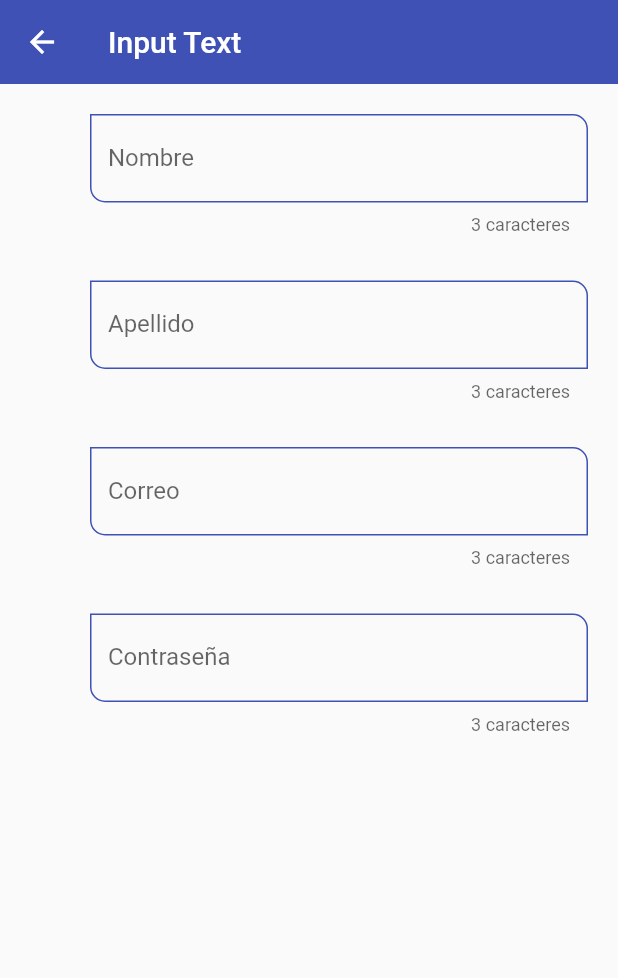
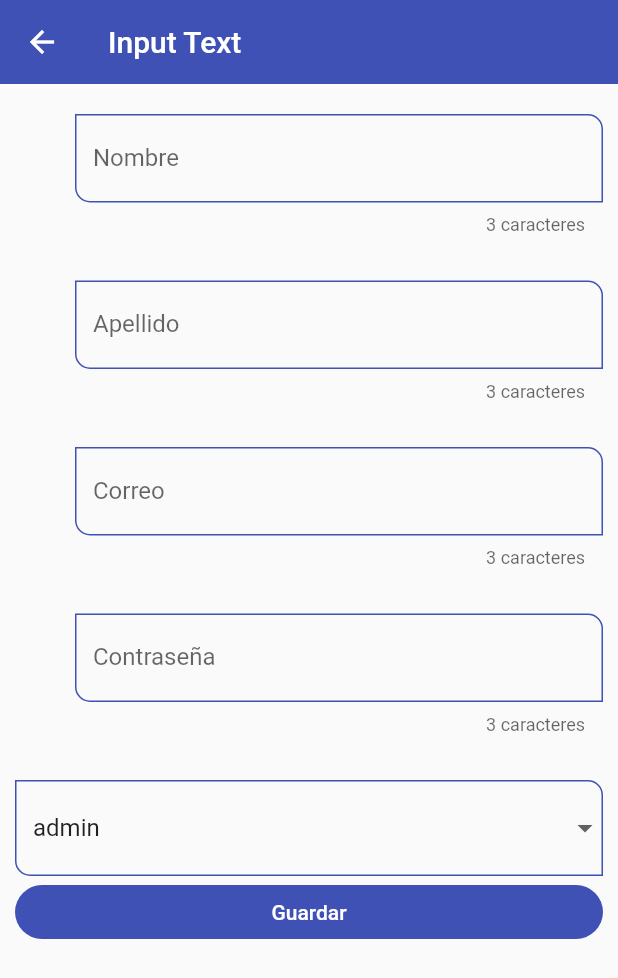
Before and after one commit to glijito/ibm_proyecto, a Flutter app: the InputScreen screen opened by its route, on a phone screen of 412 x 824 dp. Shown: the top 978 px of the screen. Run offline on Flutter 3.47's test engine with Material 2 defaults, Android fonts, the phone set to English and light mode, and no system bars; missing offline and left inert: dart:ffi.

Commit message:
7 commit Terminacion del proyecto

```diff
--- a/lib/Widgets/customInputWidget.dart
+++ b/lib/Widgets/customInputWidget.dart
@@ -12,6 +12,8 @@ class CustomInputField extends StatelessWidget {
   final IconData? suffixIcon;
   final TextInputType? keyboardType;
   final bool isPassword;
+  final Map<String, String> formValues;
+  final String form_propertie;
 
   const CustomInputField({
     Key? key,
@@ -22,6 +24,8 @@ class CustomInputField extends StatelessWidget {
     this.suffixIcon,
     this.keyboardType,
     this.isPassword=false,
+    required this.formValues,
+    required this.form_propertie,
   }) : super(key: key);
 
   @override
@@ -30,10 +34,8 @@ class CustomInputField extends StatelessWidget {
       autofocus: false,
       obscureText: isPassword,
       textCapitalization: TextCapitalization.words,
-      keyboardType: TextInputType.numberWithOptions(),
-      onChanged: (value) {
-        print(value);
-      },
+      keyboardType: keyboardType,
+      onChanged: (value)=> formValues[form_propertie]=value,
       validator: (data){
         if (data == null)
           return "este campo es requerido";
--- a/lib/router/app_route.dart
+++ b/lib/router/app_route.dart
@@ -3,34 +3,69 @@ import 'package:ibm_proyecto/models/menu_options.dart';
 import '../screens/screens.dart';
 
 class AppRoutes {
-
   static const initialRoute = 'home';
 
   static final menuOptions = <MenuOptions>[
-    MenuOptions(route: 'home', name: 'Home', screen: HomeScreen(),  icon: Icons.home),
-    MenuOptions(route: 'listview1', name: 'Listview Tipo 1', screen: Listview1Screen(),  icon: Icons.list),
-    MenuOptions(route: 'listview2', name: 'Listview Tipo 2', screen: Listview2Screen(),  icon: Icons.list_alt),
-    MenuOptions(route: 'alert_screen', name: 'Alerts', screen: AlertScreen(),  icon: Icons.add_alert),
-    MenuOptions(route: 'card_screen', name: 'Tarjetas', screen: CardScreen(),  icon: Icons.card_giftcard),
-    MenuOptions(route: 'avatar', name: 'Icon Avatar', screen: AvatarScreen(),  icon: Icons.account_circle_rounded),
-    MenuOptions(route: 'animated', name: 'Animated container', screen: AnimatedScreen(),  icon: Icons.play_arrow_outlined),
-    MenuOptions(route: 'input', name: 'InputScreen', screen: InputScreen(),  icon: Icons.input_rounded),
+    MenuOptions(
+        route: 'home', name: 'Home', screen: HomeScreen(), icon: Icons.home),
+    MenuOptions(
+        route: 'listview1',
+        name: 'Listview Tipo 1',
+        screen: Listview1Screen(),
+        icon: Icons.list),
+    MenuOptions(
+        route: 'listview2',
+        name: 'Listview Tipo 2',
+        screen: Listview2Screen(),
+        icon: Icons.list_alt),
+    MenuOptions(
+        route: 'alert_screen',
+        name: 'Alerts',
+        screen: AlertScreen(),
+        icon: Icons.add_alert),
+    MenuOptions(
+        route: 'card_screen',
+        name: 'Tarjetas',
+        screen: CardScreen(),
+        icon: Icons.card_giftcard),
+    MenuOptions(
+        route: 'avatar',
+        name: 'Icon Avatar',
+        screen: AvatarScreen(),
+        icon: Icons.account_circle_rounded),
+    MenuOptions(
+        route: 'animated',
+        name: 'Animated container',
+        screen: AnimatedScreen(),
+        icon: Icons.play_arrow_outlined),
+    MenuOptions(
+        route: 'input',
+        name: 'InputScreen',
+        screen: InputScreen(),
+        icon: Icons.input_rounded),
+    MenuOptions(
+        route: 'slider',
+        name: 'Slider and checks',
+        screen: SliderScreen(),
+        icon: Icons.slideshow_sharp),
+    MenuOptions(
+        route: 'ifinite-scrolll',
+        name: 'infinite Scroll view  & pull and refresh',
+        screen: ListViewBuilderSreen(),
+        icon: Icons.build_circle_outlined),
   ];
 
-  static Map<String, Widget Function(BuildContext)> getMenuRoutes(){
-
-    Map<String, Widget Function(BuildContext)> appRoutes ={};
+  static Map<String, Widget Function(BuildContext)> getMenuRoutes() {
+    Map<String, Widget Function(BuildContext)> appRoutes = {};
 
     for (var element in menuOptions) {
-      appRoutes.addAll({element.route: (BuildContext context) => element.screen});
+      appRoutes
+          .addAll({element.route: (BuildContext context) => element.screen});
     }
     return appRoutes;
   }
 
-  static Route<dynamic> onGenerateRoute(RouteSettings settings){
-    return MaterialPageRoute(
-        builder: (context)=> const AlertScreen()
-    );
+  static Route<dynamic> onGenerateRoute(RouteSettings settings) {
+    return MaterialPageRoute(builder: (context) => const AlertScreen());
   }
-
 }
--- a/lib/screens/input_screen.dart
+++ b/lib/screens/input_screen.dart
@@ -6,27 +6,97 @@ class InputScreen extends StatelessWidget {
 
   @override
   Widget build(BuildContext context) {
-    return  Scaffold(
+    final Map<String, String> formValues = {
+      'first_name': '',
+      'last_name': '',
+      'email_user': '',
+      'password_user': '',
+      'role': ''
+    };
+
+    final GlobalKey<FormState> myFormKey = GlobalKey<FormState>();
+
+    return Scaffold(
         appBar: AppBar(
           title: Text("Input Text"),
         ),
-      body:  SingleChildScrollView(
-        child:  Padding(
-          padding:  EdgeInsets.symmetric( horizontal: 20, vertical: 20),
+        body: SingleChildScrollView(
+          child: Padding(
+            padding: EdgeInsets.symmetric(horizontal: 10, vertical: 20),
+            child: Form(
+              key: myFormKey,
               child: Column(
                 children: [
-              CustomInputField(labeltText: 'Nombre', hintText: 'Nombre de usuario',keyboardType: TextInputType.text),
-              SizedBox(height: 30),
-              CustomInputField(labeltText: 'Apellido', hintText: 'Apellido del usuario',keyboardType: TextInputType.text,),
-              SizedBox(height: 30),
-              CustomInputField(labeltText: 'Correo',hintText: 'Correo del usuario',keyboardType: TextInputType.emailAddress,),
-              SizedBox(height: 30),
-              CustomInputField(labeltText: 'Contraseña',hintText: 'Contraseña del usuario',keyboardType: TextInputType.text, isPassword: true,),
-              SizedBox(height: 30),
+                  CustomInputField(
+                      labeltText: 'Nombre',
+                      hintText: 'Nombre de usuario',
+                      keyboardType: TextInputType.text,
+                      formValues: formValues,
+                      form_propertie: 'first_name'),
+                  const SizedBox(height: 30),
+                  CustomInputField(
+                      labeltText: 'Apellido',
+                      hintText: 'Apellido del usuario',
+                      keyboardType: TextInputType.text,
+                      formValues: formValues,
+                      form_propertie: 'last_name'),
+                  const SizedBox(height: 30),
+                  CustomInputField(
+                      labeltText: 'Correo',
+                      hintText: 'Correo del usuario',
+                      keyboardType: TextInputType.emailAddress,
+                      formValues: formValues,
+                      form_propertie: 'email_user'),
+                  const SizedBox(height: 30),
+                  CustomInputField(
+                      labeltText: 'Contraseña',
+                      hintText: 'Contraseña del usuario',
+                      keyboardType: TextInputType.text,
+                      isPassword: true,
+                      formValues: formValues,
+                      form_propertie: 'password_user'),
+                  const SizedBox(height: 30),
+                  DropdownButtonFormField<String>(
+                      value: 'Admin',
+                      items: const [
+                        DropdownMenuItem(
+                          child: Text("admin"),
+                          value: 'Admin',
+                        ),
+                        DropdownMenuItem(
+                          child: Text("super user"),
+                          value: 'SuperUser',
+                        ),
+                        DropdownMenuItem(
+                          child: Text("developer"),
+                          value: 'Developer',
+                        ),
+                        DropdownMenuItem(
+                          child: Text("junior"),
+                          value: 'Jr. Developer',
+                        )
+                      ],
+                      onChanged: (value) {
+                        formValues['role'] = value ?? 'Admin';
+                      }),
+                  ElevatedButton(
+                    child: const SizedBox(
+                      width: double.infinity,
+                      height: 20,
+                      child: Center(child: Text("Guardar")),
+                    ),
+                    onPressed: () {
+                      if (myFormKey.currentState!.validate()) {
+                        formValues.forEach((key, value) {
+                          print(value);
+                        });
+                      }
+                    },
+                  )
                 ],
               ),
             ),
-      )
-    );
+          ),
+        ));
   }
 }
--- a/lib/screens/screens.dart
+++ b/lib/screens/screens.dart
@@ -6,3 +6,5 @@ export 'package:ibm_proyecto/screens/home_screen.dart';
 export 'package:ibm_proyecto/screens/avatar_screen.dart';
 export 'package:ibm_proyecto/screens/animated_screen.dart';
 export 'package:ibm_proyecto/screens/input_screen.dart';
+export 'slider_screen.dart';
+export 'listview_builder.dart';
```
Lines whose indentation alone changed are shown as unchanged.
